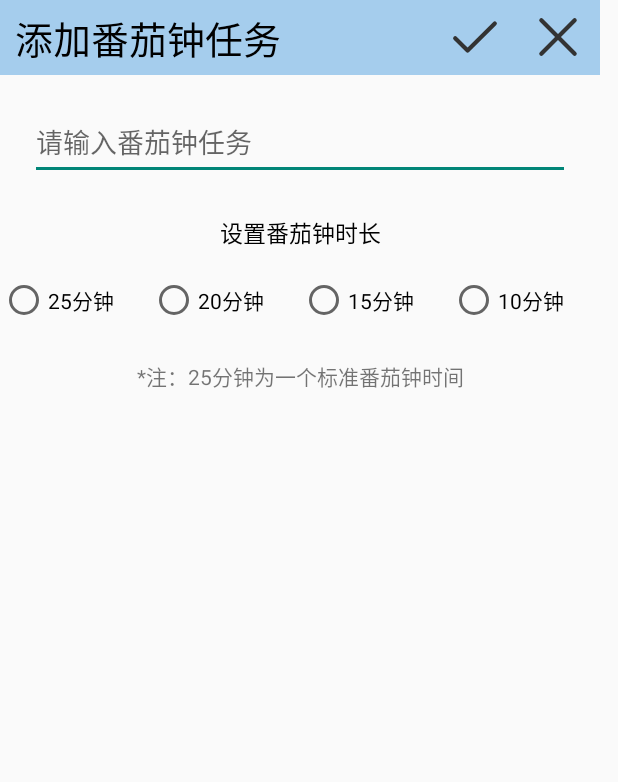
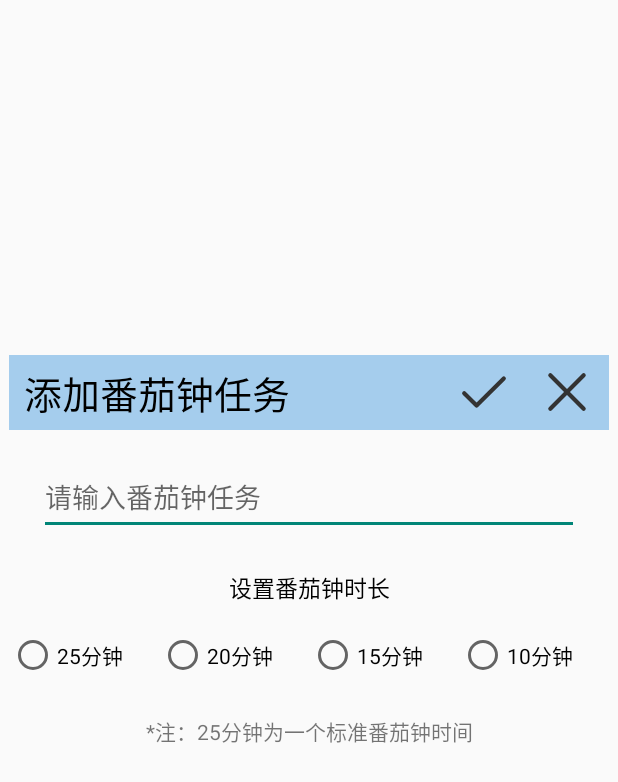
Before and after one commit to Qingzhujiu/pomodoroClock, an Android app: the layout activity_tomato_clock_add_dialog.xml on its own in the app's theme, with its tools: preview values and no code run, on a phone screen of 412 x 824 dp. Shown: the top 782 px of the screen. Run offline under Robolectric (Android 15) with nearby library versions, the phone set to English and light mode, and no system bars.

```diff
--- a/app/src/main/java/com/myprogram/pomodoroClock/dialog/todo_insert_dialog.java
+++ b/app/src/main/java/com/myprogram/pomodoroClock/dialog/todo_insert_dialog.java
@@ -69,11 +69,9 @@ public class todo_insert_dialog extends Dialog implements View.OnClickListener {
     public void onClick(View view) {
         if (R.id.todo_layout_bt==view.getId()){
             TodoInfo todoInfo = new TodoInfo(false,todo_dialog_et.getText().toString());
-            this.onStop();
-
+            this.cancel();
             //将该信息存入数据库中
             //待办
-
 
         }
 
--- a/app/src/main/res/layout/activity_tomato_clock_add_dialog.xml
+++ b/app/src/main/res/layout/activity_tomato_clock_add_dialog.xml
@@ -3,7 +3,8 @@
     xmlns:app="http://schemas.android.com/apk/res-auto"
     xmlns:tools="http://schemas.android.com/tools"
     android:layout_width="400dp"
-    android:layout_height="300dp"
+    android:layout_height="350dp"
+    android:layout_gravity="center"
     tools:context=".dialog.tomato_clock_add_dialog"
     android:orientation="vertical">
 
@@ -14,7 +15,7 @@
         <TextView
             android:layout_width="0dp"
             android:layout_height="match_parent"
-            android:layout_weight="6"
+            android:layout_weight="3"
             android:text="添加番茄钟任务"
             android:textSize="25sp"
             android:textColor="@color/black"
@@ -23,7 +24,7 @@
 
         <LinearLayout
             android:layout_width="0dp"
-            android:layout_weight="2"
+            android:layout_weight="1"
             android:layout_height="match_parent">
             <Button
                 android:id="@+id/tomato_clock_dialog_bt_yes"
@@ -61,6 +62,7 @@
         android:gravity="center"/>
 
     <RadioGroup
+        android:id="@+id/tomato_clock_dialog_rg"
         android:layout_width="match_parent"
         android:layout_height="60dp"
         android:orientation="horizontal">
--- a/app/src/main/res/layout/fragment_tomato_clock.xml
+++ b/app/src/main/res/layout/fragment_tomato_clock.xml
@@ -28,7 +28,7 @@
                 android:layout_height="match_parent"
                 android:layout_weight="1">
                 <ImageButton
-                    android:id="@+id/todo_layout_bt"
+                    android:id="@+id/fragment_tomato_clock_bt"
                     android:layout_marginTop="6dp"
                     android:layout_width="30dp"
                     android:layout_height="30dp"
```
Also changed, not shown: app/src/main/java/com/myprogram/pomodoroClock/dialog/tomato_clock_add_dialog.java (+41 -1 lines), app/src/main/java/com/myprogram/pomodoroClock/fragment/tomatoClockFragment.java (+22 -1 lines).
